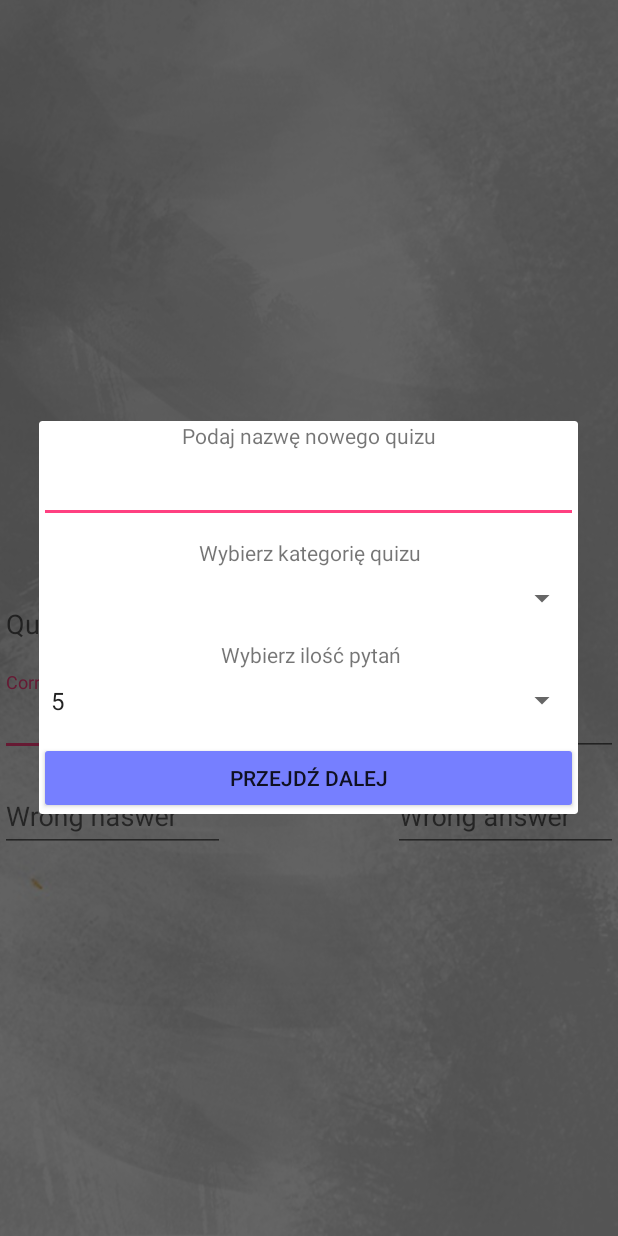
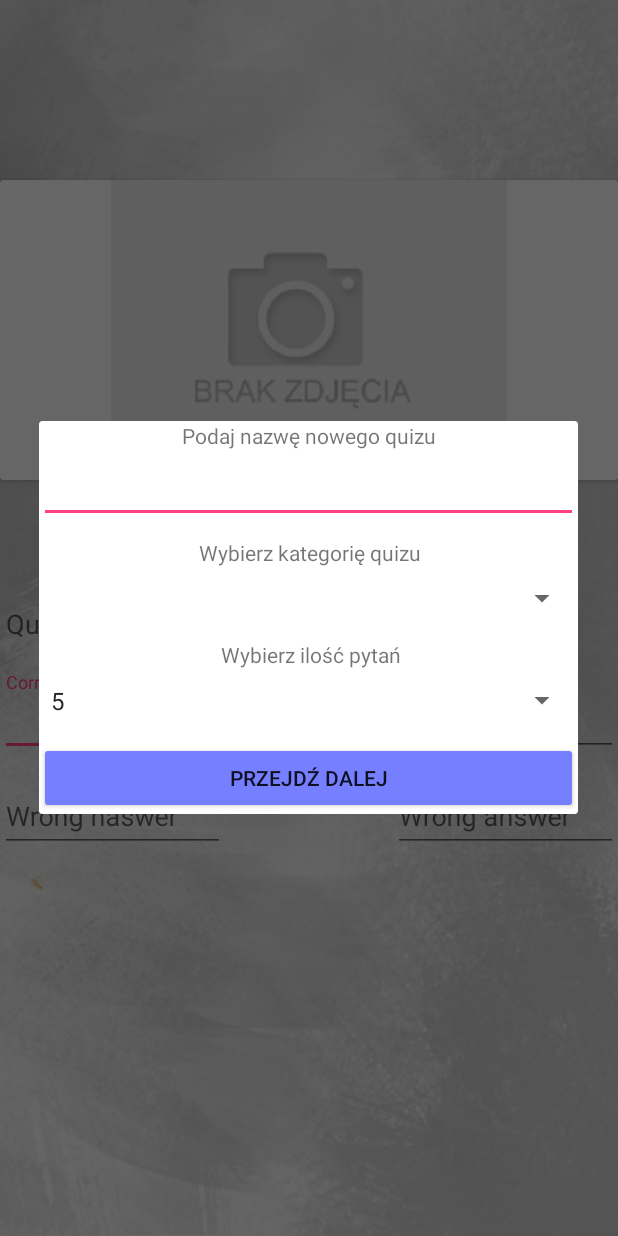
Before and after one commit to Jagi1/QuizApp, an Android app: the NewQuizActivity screen opened directly, with no data from a screen before it, on a phone screen of 412 x 824 dp. Run offline under Robolectric (Android 15) with nearby library versions, the light colour scheme and no system bars; our stand-ins replace Firebase (no records; nobody signed in at launch, a user with empty details on screens opened directly).

Commit message:
Działa dodawanie i wyświetlanie zdjęć przy pytaniach (nadal wymaga jednak poprawy).

```diff
--- a/app/src/main/res/layout/activity_new_quiz.xml
+++ b/app/src/main/res/layout/activity_new_quiz.xml
@@ -39,6 +39,24 @@
         android:text="PREVIOUS"
         app:layout_constraintStart_toStartOf="parent"
         app:layout_constraintTop_toTopOf="parent" />
+
+    <android.support.v7.widget.CardView
+        android:layout_width="match_parent"
+        android:layout_height="wrap_content"
+        app:layout_constraintTop_toBottomOf="@id/button_prev"
+        app:layout_constraintBottom_toTopOf="@id/question"
+        app:layout_constraintStart_toStartOf="parent"
+        app:layout_constraintEnd_toEndOf="parent">
+
+        <ImageView
+            android:clickable="true"
+            android:focusable="false"
+            android:id="@+id/image"
+            android:layout_width="match_parent"
+            android:layout_height="match_parent"
+            android:src="@drawable/brak_zdjecia"/>
+
+    </android.support.v7.widget.CardView>
 
     <android.support.design.widget.TextInputLayout
         android:id="@+id/question"
--- a/app/src/main/res/layout/activity_play_quiz.xml
+++ b/app/src/main/res/layout/activity_play_quiz.xml
@@ -42,6 +42,7 @@
             android:layout_height="match_parent">
 
             <ImageView
+                android:id="@+id/image"
                 android:layout_width="match_parent"
                 android:layout_height="match_parent"
                 android:src="@drawable/quizapp"
```
Also changed, not shown: app/src/main/java/pl/com/fireflies/quizapp/NewQuizActivity.java (+30 -10 lines), app/src/main/java/pl/com/fireflies/quizapp/PlayQuiz.java (+32 -0 lines).
